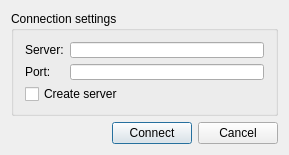
Old version of the form frmconnect.ui in the repository Kolizej/LessonControl.
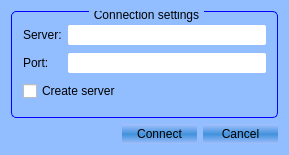
New version of the form.

Commit message: изменил стиль окна

```diff
--- a/frmconnect.ui
+++ b/frmconnect.ui
@@ -22,45 +22,500 @@
     <height>155</height>
    </size>
   </property>
+  <property name="palette">
+   <palette>
+    <active>
+     <colorrole role="WindowText">
+      <brush brushstyle="SolidPattern">
+       <color alpha="255">
+        <red>0</red>
+        <green>0</green>
+        <blue>0</blue>
+       </color>
+      </brush>
+     </colorrole>
+     <colorrole role="Button">
+      <brush brushstyle="SolidPattern">
+       <color alpha="255">
+        <red>146</red>
+        <green>190</green>
+        <blue>255</blue>
+       </color>
+      </brush>
+     </colorrole>
+     <colorrole role="Light">
+      <brush brushstyle="SolidPattern">
+       <color alpha="255">
+        <red>255</red>
+        <green>255</green>
+        <blue>255</blue>
+       </color>
+      </brush>
+     </colorrole>
+     <colorrole role="Midlight">
+      <brush brushstyle="SolidPattern">
+       <color alpha="255">
+        <red>200</red>
+        <green>222</green>
+        <blue>255</blue>
+       </color>
+      </brush>
+     </colorrole>
+     <colorrole role="Dark">
+      <brush brushstyle="SolidPattern">
+       <color alpha="255">
+        <red>73</red>
+        <green>95</green>
+        <blue>127</blue>
+       </color>
+      </brush>
+     </colorrole>
+     <colorrole role="Mid">
+      <brush brushstyle="SolidPattern">
+       <color alpha="255">
+        <red>97</red>
+        <green>127</green>
+        <blue>170</blue>
+       </color>
+      </brush>
+     </colorrole>
+     <colorrole role="Text">
+      <brush brushstyle="SolidPattern">
+       <color alpha="255">
+        <red>0</red>
+        <green>0</green>
+        <blue>0</blue>
+       </color>
+      </brush>
+     </colorrole>
+     <colorrole role="BrightText">
+      <brush brushstyle="SolidPattern">
+       <color alpha="255">
+        <red>255</red>
+        <green>255</green>
+        <blue>255</blue>
+       </color>
+      </brush>
+     </colorrole>
+     <colorrole role="ButtonText">
+      <brush brushstyle="SolidPattern">
+       <color alpha="255">
+        <red>0</red>
+        <green>0</green>
+        <blue>0</blue>
+       </color>
+      </brush>
+     </colorrole>
+     <colorrole role="Base">
+      <brush brushstyle="SolidPattern">
+       <color alpha="255">
+        <red>255</red>
+        <green>255</green>
+        <blue>255</blue>
+       </color>
+      </brush>
+     </colorrole>
+     <colorrole role="Window">
+      <brush brushstyle="SolidPattern">
+       <color alpha="255">
+        <red>146</red>
+        <green>190</green>
+        <blue>255</blue>
+       </color>
+      </brush>
+     </colorrole>
+     <colorrole role="Shadow">
+      <brush brushstyle="SolidPattern">
+       <color alpha="255">
+        <red>0</red>
+        <green>0</green>
+        <blue>0</blue>
+       </color>
+      </brush>
+     </colorrole>
+     <colorrole role="AlternateBase">
+      <brush brushstyle="SolidPattern">
+       <color alpha="255">
+        <red>200</red>
+        <green>222</green>
+        <blue>255</blue>
+       </color>
+      </brush>
+     </colorrole>
+     <colorrole role="ToolTipBase">
+      <brush brushstyle="SolidPattern">
+       <color alpha="255">
+        <red>255</red>
+        <green>255</green>
+        <blue>220</blue>
+       </color>
+      </brush>
+     </colorrole>
+     <colorrole role="ToolTipText">
+      <brush brushstyle="SolidPattern">
+       <color alpha="255">
+        <red>0</red>
+        <green>0</green>
+        <blue>0</blue>
+       </color>
+      </brush>
+     </colorrole>
+    </active>
+    <inactive>
+     <colorrole role="WindowText">
+      <brush brushstyle="SolidPattern">
+       <color alpha="255">
+        <red>0</red>
+        <green>0</green>
+        <blue>0</blue>
+       </color>
+      </brush>
+     </colorrole>
+     <colorrole role="Button">
+      <brush brushstyle="SolidPattern">
+       <color alpha="255">
+        <red>146</red>
+        <green>190</green>
+        <blue>255</blue>
+       </color>
+      </brush>
+     </colorrole>
+     <colorrole role="Light">
+      <brush brushstyle="SolidPattern">
+       <color alpha="255">
+        <red>255</red>
+        <green>255</green>
+        <blue>255</blue>
+       </color>
+      </brush>
+     </colorrole>
+     <colorrole role="Midlight">
+      <brush brushstyle="SolidPattern">
+       <color alpha="255">
+        <red>200</red>
+        <green>222</green>
+        <blue>255</blue>
+       </color>
+      </brush>
+     </colorrole>
+     <colorrole role="Dark">
+      <brush brushstyle="SolidPattern">
+       <color alpha="255">
+        <red>73</red>
+        <green>95</green>
+        <blue>127</blue>
+       </color>
+      </brush>
+     </colorrole>
+     <colorrole role="Mid">
+      <brush brushstyle="SolidPattern">
+       <color alpha="255">
+        <red>97</red>
+        <green>127</green>
+        <blue>170</blue>
+       </color>
+      </brush>
+     </colorrole>
+     <colorrole role="Text">
+      <brush brushstyle="SolidPattern">
+       <color alpha="255">
+        <red>0</red>
+        <green>0</green>
+        <blue>0</blue>
+       </color>
+      </brush>
+     </colorrole>
+     <colorrole role="BrightText">
+      <brush brushstyle="SolidPattern">
+       <color alpha="255">
+        <red>255</red>
+        <green>255</green>
+        <blue>255</blue>
+       </color>
+      </brush>
+     </colorrole>
+     <colorrole role="ButtonText">
+      <brush brushstyle="SolidPattern">
+       <color alpha="255">
+        <red>0</red>
+        <green>0</green>
+        <blue>0</blue>
+       </color>
+      </brush>
+     </colorrole>
+     <colorrole role="Base">
+      <brush brushstyle="SolidPattern">
+       <color alpha="255">
+        <red>255</red>
+        <green>255</green>
+        <blue>255</blue>
+       </color>
+      </brush>
+     </colorrole>
+     <colorrole role="Window">
+      <brush brushstyle="SolidPattern">
+       <color alpha="255">
+        <red>146</red>
+        <green>190</green>
+        <blue>255</blue>
+       </color>
+      </brush>
+     </colorrole>
+     <colorrole role="Shadow">
+      <brush brushstyle="SolidPattern">
+       <color alpha="255">
+        <red>0</red>
+        <green>0</green>
+        <blue>0</blue>
+       </color>
+      </brush>
+     </colorrole>
+     <colorrole role="AlternateBase">
+      <brush brushstyle="SolidPattern">
+       <color alpha="255">
+        <red>200</red>
+        <green>222</green>
+        <blue>255</blue>
+       </color>
+      </brush>
+     </colorrole>
+     <colorrole role="ToolTipBase">
+      <brush brushstyle="SolidPattern">
+       <color alpha="255">
+        <red>255</red>
+        <green>255</green>
+        <blue>220</blue>
+       </color>
+      </brush>
+     </colorrole>
+     <colorrole role="ToolTipText">
+      <brush brushstyle="SolidPattern">
+       <color alpha="255">
+        <red>0</red>
+        <green>0</green>
+        <blue>0</blue>
+       </color>
+      </brush>
+     </colorrole>
+    </inactive>
+    <disabled>
+     <colorrole role="WindowText">
+      <brush brushstyle="SolidPattern">
+       <color alpha="255">
+        <red>73</red>
+        <green>95</green>
+        <blue>127</blue>
+       </color>
+      </brush>
+     </colorrole>
+     <colorrole role="Button">
+      <brush brushstyle="SolidPattern">
+       <color alpha="255">
+        <red>146</red>
+        <green>190</green>
+        <blue>255</blue>
+       </color>
+      </brush>
+     </colorrole>
+     <colorrole role="Light">
+      <brush brushstyle="SolidPattern">
+       <color alpha="255">
+        <red>255</red>
+        <green>255</green>
+        <blue>255</blue>
+       </color>
+      </brush>
+     </colorrole>
+     <colorrole role="Midlight">
+      <brush brushstyle="SolidPattern">
+       <color alpha="255">
+        <red>200</red>
+        <green>222</green>
+        <blue>255</blue>
+       </color>
+      </brush>
+     </colorrole>
+     <colorrole role="Dark">
+      <brush brushstyle="SolidPattern">
+       <color alpha="255">
+        <red>73</red>
+        <green>95</green>
+        <blue>127</blue>
+       </color>
+      </brush>
+     </colorrole>
+     <colorrole role="Mid">
+      <brush brushstyle="SolidPattern">
+       <color alpha="255">
+        <red>97</red>
+        <green>127</green>
+        <blue>170</blue>
+       </color>
+      </brush>
+     </colorrole>
+     <colorrole role="Text">
+      <brush brushstyle="SolidPattern">
+       <color alpha="255">
+        <red>73</red>
+        <green>95</green>
+        <blue>127</blue>
+       </color>
+      </brush>
+     </colorrole>
+     <colorrole role="BrightText">
+      <brush brushstyle="SolidPattern">
+       <color alpha="255">
+        <red>255</red>
+        <green>255</green>
+        <blue>255</blue>
+       </color>
+      </brush>
+     </colorrole>
+     <colorrole role="ButtonText">
+      <brush brushstyle="SolidPattern">
+       <color alpha="255">
+        <red>73</red>
+        <green>95</green>
+        <blue>127</blue>
+       </color>
+      </brush>
+     </colorrole>
+     <colorrole role="Base">
+      <brush brushstyle="SolidPattern">
+       <color alpha="255">
+        <red>146</red>
+        <green>190</green>
+        <blue>255</blue>
+       </color>
+      </brush>
+     </colorrole>
+     <colorrole role="Window">
+      <brush brushstyle="SolidPattern">
+       <color alpha="255">
+        <red>146</red>
+        <green>190</green>
+        <blue>255</blue>
+       </color>
+      </brush>
+     </colorrole>
+     <colorrole role="Shadow">
+      <brush brushstyle="SolidPattern">
+       <color alpha="255">
+        <red>0</red>
+        <green>0</green>
+        <blue>0</blue>
+       </color>
+      </brush>
+     </colorrole>
+     <colorrole role="AlternateBase">
+      <brush brushstyle="SolidPattern">
+       <color alpha="255">
+        <red>146</red>
+        <green>190</green>
+        <blue>255</blue>
+       </color>
+      </brush>
+     </colorrole>
+     <colorrole role="ToolTipBase">
+      <brush brushstyle="SolidPattern">
+       <color alpha="255">
+        <red>255</red>
+        <green>255</green>
+        <blue>220</blue>
+       </color>
+      </brush>
+     </colorrole>
+     <colorrole role="ToolTipText">
+      <brush brushstyle="SolidPattern">
+       <color alpha="255">
+        <red>0</red>
+        <green>0</green>
+        <blue>0</blue>
+       </color>
+      </brush>
+     </colorrole>
+    </disabled>
+   </palette>
+  </property>
   <property name="windowTitle">
    <string>Connection</string>
   </property>
+  <property name="styleSheet">
+   <string notr="true"/>
+  </property>
   <layout class="QGridLayout" name="gridLayout_2">
    <item row="0" column="0" colspan="3">
     <widget class="QGroupBox" name="groupBox">
+     <property name="styleSheet">
+      <string notr="true">QGroupBox
+{
+	border: 1px solid blue;
+    border-radius: 5px;
+}
+
+QGroupBox::title 
+{     
+	 color: rgb(0, 0, 0);
+     subcontrol-position: top center; /* помещаем вверху по центру */
+     padding: -3 3 3 3 px;
+}</string>
+     </property>
      <property name="title">
       <string>Connection settings</string>
      </property>
      <layout class="QGridLayout" name="gridLayout">
-      <item row="0" column="0">
+      <item row="1" column="0">
        <widget class="QLabel" name="label">
         <property name="text">
          <string>Server:</string>
         </property>
        </widget>
       </item>
-      <item row="0" column="1">
+      <item row="1" column="1">
        <widget class="QLineEdit" name="txtServer">
+        <property name="styleSheet">
+         <string notr="true">QLineEdit 
+{
+	border-radius: 2px;
+	height: 20
+}
+
+QLineEdit:disabled {  	
+    border-style: solid;
+	border-color: rgb(49, 103, 218);
+	background-color: rgb(115, 171, 255);
+}</string>
+        </property>
         <property name="inputMask">
          <string/>
         </property>
+        <property name="text">
+         <string/>
+        </property>
        </widget>
       </item>
-      <item row="1" column="0">
+      <item row="2" column="0">
        <widget class="QLabel" name="label_2">
         <property name="text">
          <string>Port:</string>
         </property>
        </widget>
       </item>
-      <item row="1" column="1">
+      <item row="2" column="1">
        <widget class="QLineEdit" name="txtPort">
+        <property name="styleSheet">
+         <string notr="true">QLineEdit 
+{
+	border-radius: 2px;
+	height: 20
+}</string>
+        </property>
         <property name="inputMask">
          <string>99999; </string>
         </property>
        </widget>
       </item>
-      <item row="2" column="0" colspan="2">
+      <item row="3" column="0" colspan="2">
        <widget class="QCheckBox" name="chbCreateServer">
         <property name="text">
          <string>Create server</string>
@@ -85,6 +540,25 @@
    </item>
    <item row="1" column="1">
     <widget class="QPushButton" name="btnOk">
+     <property name="autoFillBackground">
+      <bool>false</bool>
+     </property>
+     <property name="styleSheet">
+      <string notr="true">QPushButton 
+{
+	border-radius: 2px;
+	border-color: rgb(0, 17, 255);
+	background-color: qlineargradient(spread:reflect, x1:0.501, y1:0.511318, x2:0.5, y2:0, stop:0 rgba(66, 146, 220, 255), stop:1 rgba(165, 194, 255, 255));	
+	width: 75;
+	height: 20;
+}
+QPushButton::pressed 
+{
+	background-color: qlineargradient(spread:reflect, x1:0.501, y1:0.0283636, x2:0.5, y2:0.5055, stop:0 rgba(66, 146, 220, 255), stop:1 rgba(165, 194, 255, 255));
+}
+
+</string>
+     </property>
      <property name="text">
       <string>Connect</string>
      </property>
@@ -95,6 +569,14 @@
    </item>
    <item row="1" column="2">
     <widget class="QPushButton" name="btnCancel">
+     <property name="styleSheet">
+      <string notr="true">QPushButton {
+background-color: qlineargradient(spread:reflect, x1:0.501, y1:0.511318, x2:0.5, y2:0, stop:0 rgba(66, 146, 220, 255), stop:1 rgba(165, 194, 255, 255));
+border-radius: 2px;
+width: 75;
+height: 20;}
+QPushButton::pressed {background-color: qlineargradient(spread:reflect, x1:0.501, y1:0.0283636, x2:0.5, y2:0.5055, stop:0 rgba(66, 146, 220, 255), stop:1 rgba(165, 194, 255, 255));}</string>
+     </property>
      <property name="text">
       <string>Cancel</string>
      </property>
```
The commit also changes 2 other files.
